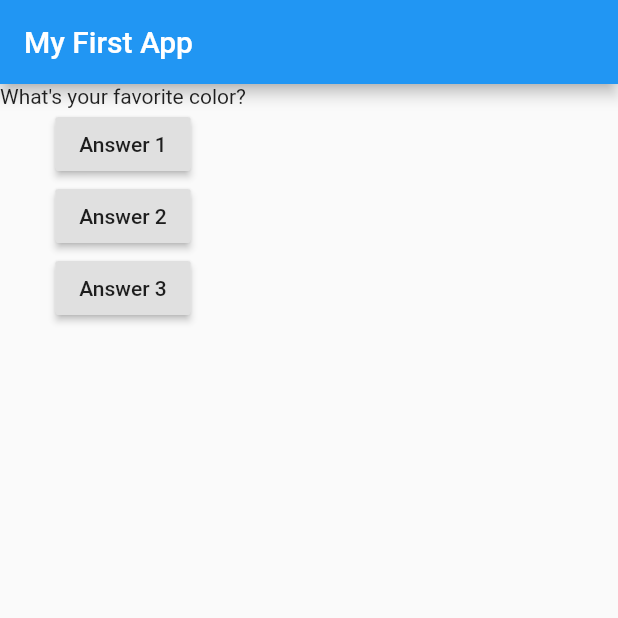
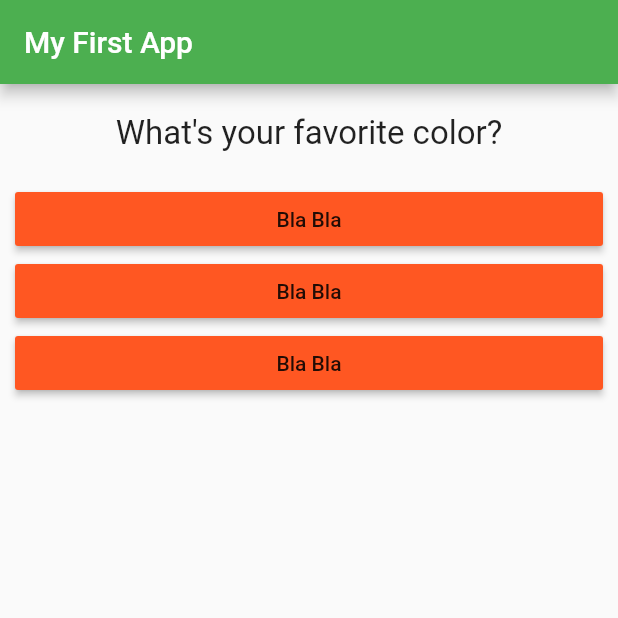
Before and after one commit to EngincanVaran/Quiz-App, a Flutter app: the screen it shows after launch, on a phone screen of 412 x 824 dp, the top half of it. Run offline on Flutter 3.47's test engine with Material 2 defaults, Android fonts, the phone set to English and light mode, and no system bars.

Commit message:
43 - Adding Answer & Question W. && Customize

```diff
--- /dev/null
+++ b/lib/answer.dart
@@ -0,0 +1,20 @@
+import "package:flutter/material.dart";
+
+class Answer extends StatelessWidget {
+  final Function selectHandler;
+
+  Answer(this.selectHandler);
+
+  @override
+  Widget build(BuildContext context) {
+    return Container(
+      width: double.infinity,
+      margin: EdgeInsets.only(left: 10, right: 10),
+      child: RaisedButton(
+        color: Colors.deepOrange,
+        child: Text("Bla Bla"),
+        onPressed: selectHandler,
+      ),
+    );
+  }
+}
--- a/lib/main.dart
+++ b/lib/main.dart
@@ -1,6 +1,7 @@
 import 'package:flutter/material.dart';
 
 import "./question.dart";
+import "./answer.dart";
 
 /*
 ***NOTES***
@@ -42,6 +43,7 @@ class _MyAppState extends State<MyApp> {
     return MaterialApp(
       home: Scaffold(
         appBar: AppBar(
+          backgroundColor: Colors.green,
           title: Text(
             "My First App",
           ),
@@ -50,22 +52,9 @@ class _MyAppState extends State<MyApp> {
           Question(
             questions[_questionIndex],
           ), // list.elementAt()
-          RaisedButton(
-            child: Text("Answer 1"),
-            onPressed: _answerQuestion,
-          ),
-          RaisedButton(
-            child: Text("Answer 2"),
-            onPressed: () => print(
-                "Anonymous Function - Answer 2 Chosen"), //Anonymous Function
-          ),
-          RaisedButton(
-            child: Text("Answer 3"),
-            onPressed: () {
-              print(
-                  "Anonymous Function - Answer 2 Chosen"); //Anonymous Function
-            },
-          ),
+          Answer(_answerQuestion),
+          Answer(_answerQuestion),
+          Answer(_answerQuestion),
         ]), // Row or Column
       ),
     );
--- a/lib/question.dart
+++ b/lib/question.dart
@@ -9,6 +9,14 @@ class Question extends StatelessWidget {
 
   @override
   Widget build(BuildContext context) {
-    return Text(questionText);
+    return Container(
+      margin: EdgeInsets.all(20),
+      width: double.infinity,
+      child: Text(
+        questionText,
+        style: TextStyle(fontSize: 22),
+        textAlign: TextAlign.center,
+      ),
+    );
   }
 }
```
